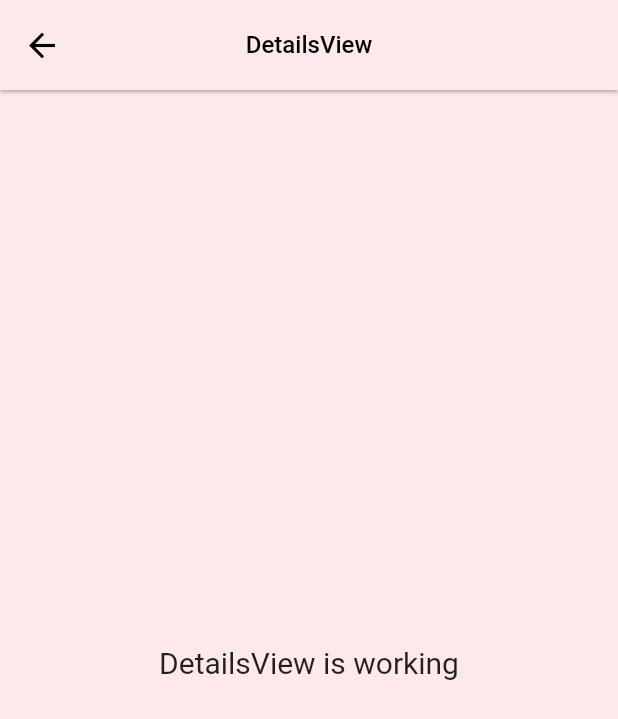
After one commit to shiiishiiir/test_task_boilerplate, a Flutter app: the HomeView screen opened by its route, after a tap on "HomeView is working", on a phone screen of 412 x 824 dp. The commit adds this screen. Shown: the top 719 px of the screen. Run offline on Flutter 3.47's test engine with Material 3 defaults, Android fonts, the light colour scheme and no system bars; our stand-ins replace connectivity_plus, dio, flutter_easyloading, flutter_screenutil, get, logger; missing offline and left inert: shared_value; Roboto replaces fonts that are missing (iregular).

Commit message:
[added] details view

```diff
--- /dev/null
+++ b/lib/app/modules/details/bindings/details_binding.dart
@@ -0,0 +1,12 @@
+import 'package:get/get.dart';
+
+import '../controllers/details_controller.dart';
+
+class DetailsBinding extends Bindings {
+  @override
+  void dependencies() {
+    Get.lazyPut<DetailsController>(
+      () => DetailsController(),
+    );
+  }
+}
--- /dev/null
+++ b/lib/app/modules/details/views/details_view.dart
@@ -0,0 +1,24 @@
+import 'package:flutter/material.dart';
+
+import 'package:get/get.dart';
+
+import '../controllers/details_controller.dart';
+
+class DetailsView extends GetView<DetailsController> {
+  const DetailsView({Key? key}) : super(key: key);
+  @override
+  Widget build(BuildContext context) {
+    return Scaffold(
+      appBar: AppBar(
+        title: const Text('DetailsView'),
+        centerTitle: true,
+      ),
+      body: const Center(
+        child: Text(
+          'DetailsView is working',
+          style: TextStyle(fontSize: 20),
+        ),
+      ),
+    );
+  }
+}
--- a/lib/app/modules/home/views/home_view.dart
+++ b/lib/app/modules/home/views/home_view.dart
@@ -1,11 +1,12 @@
 import 'package:flutter/material.dart';
-
 import 'package:get/get.dart';
+import 'package:task_test/app/routes/app_pages.dart';
 
 import '../controllers/home_controller.dart';
 
 class HomeView extends GetView<HomeController> {
-  const HomeView({Key? key}) : super(key: key);
+  const HomeView({super.key});
+
   @override
   Widget build(BuildContext context) {
     return Scaffold(
@@ -13,10 +14,15 @@
         title: const Text('HomeView'),
         centerTitle: true,
       ),
-      body: const Center(
-        child: Text(
-          'HomeView is working',
-          style: TextStyle(fontSize: 20),
+      body: Center(
+        child: InkWell(
+          onTap: () {
+            Get.toNamed(Routes.DETAILS);
+          },
+          child: const Text(
+            'HomeView is working',
+            style: TextStyle(fontSize: 20),
+          ),
         ),
       ),
     );
--- a/lib/app/routes/app_pages.dart
+++ b/lib/app/routes/app_pages.dart
@@ -1,5 +1,7 @@
 import 'package:get/get.dart';
 
+import '../modules/details/bindings/details_binding.dart';
+import '../modules/details/views/details_view.dart';
 import '../modules/home/bindings/home_binding.dart';
 import '../modules/home/views/home_view.dart';
 
@@ -8,13 +10,18 @@
 class AppPages {
   AppPages._();
 
-  static const initial = Routes.HOME;
+  static const initial = Routes.home;
 
   static final routes = [
     GetPage(
-      name: _Paths.HOME,
+      name: _Paths.home,
       page: () => const HomeView(),
       binding: HomeBinding(),
     ),
+    GetPage(
+      name: _Paths.DETAILS,
+      page: () => const DetailsView(),
+      binding: DetailsBinding(),
+    ),
   ];
 }
--- a/lib/app/routes/app_routes.dart
+++ b/lib/app/routes/app_routes.dart
@@ -3,10 +3,12 @@
 
 abstract class Routes {
   Routes._();
-  static const HOME = _Paths.HOME;
+  static const home = _Paths.home;
+  static const DETAILS = _Paths.DETAILS;
 }
 
 abstract class _Paths {
   _Paths._();
-  static const HOME = '/home';
+  static const home = '/home';
+  static const DETAILS = '/details';
 }
```
Also changed, not shown: lib/app/modules/details/controllers/details_controller.dart (added, +23 -0 lines).
